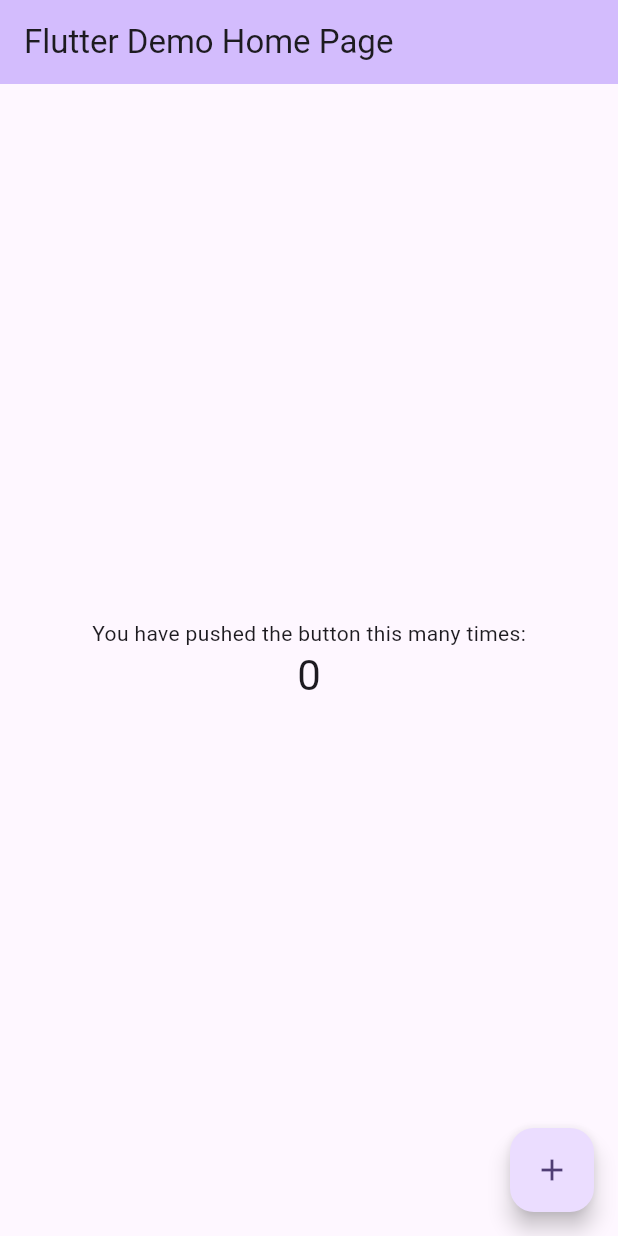
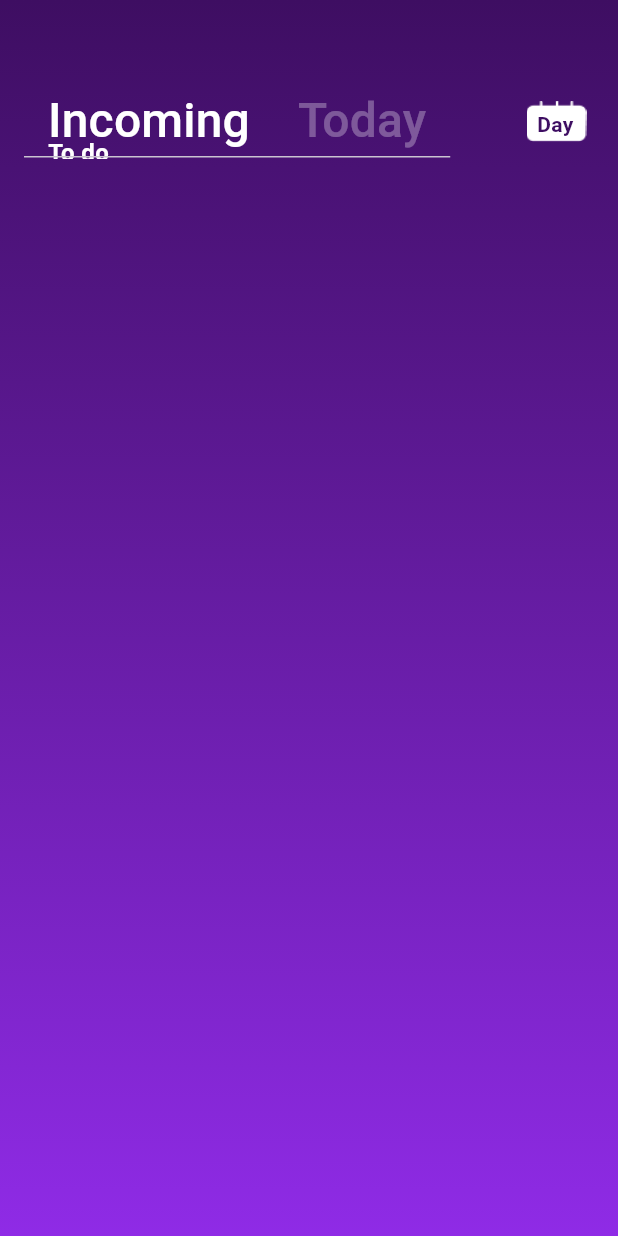
Before and after one commit to leragogogo/mindbreeze, a Flutter app: the screen it shows after launch, on a phone screen of 412 x 824 dp. Run offline on Flutter 3.47's test engine with Material 3 defaults, Android fonts, the light colour scheme and no system bars.

Commit message:
appbar was implemented

```diff
--- a/lib/main.dart
+++ b/lib/main.dart
@@ -1,4 +1,5 @@
 import 'package:flutter/material.dart';
+import 'package:mindbreeze/ui/screen/to_do_list.dart';
 
 void main() {
   runApp(const App());
@@ -8,60 +9,9 @@ class App extends StatelessWidget {
   const App({super.key});
   @override
   Widget build(BuildContext context) {
-    return MaterialApp(
-      title: 'Flutter Demo',
-      theme: ThemeData(
-        colorScheme: ColorScheme.fromSeed(seedColor: Colors.deepPurple),
-        useMaterial3: true,
-      ),
-      home: const MyHomePage(title: 'Flutter Demo Home Page'),
+    return const MaterialApp(
+      title: 'MINDBREEZE',
+      home: ToDoListScreen()
     );
   }
 }
-
-class MyHomePage extends StatefulWidget {
-  const MyHomePage({super.key, required this.title});
-  final String title;
-
-  @override
-  State<MyHomePage> createState() => _MyHomePageState();
-}
-
-class _MyHomePageState extends State<MyHomePage> {
-  int _counter = 0;
-
-  void _incrementCounter() {
-    setState(() {
-      _counter++;
-    });
-  }
-
-  @override
-  Widget build(BuildContext context) {
-    return Scaffold(
-      appBar: AppBar(
-        backgroundColor: Theme.of(context).colorScheme.inversePrimary,
-        title: Text(widget.title),
-      ),
-      body: Center(
-        child: Column(
-          mainAxisAlignment: MainAxisAlignment.center,
-          children: <Widget>[
-            const Text(
-              'You have pushed the button this many times:',
-            ),
-            Text(
-              '$_counter',
-              style: Theme.of(context).textTheme.headlineMedium,
-            ),
-          ],
-        ),
-      ),
-      floatingActionButton: FloatingActionButton(
-        onPressed: _incrementCounter,
-        tooltip: 'Increment',
-        child: const Icon(Icons.add),
-      ),
-    );
-  }
-}
--- /dev/null
+++ b/lib/ui/screen/res/app_assets.dart
@@ -0,0 +1,3 @@
+class AppAssets{
+  static const String calendarAsset = 'res/icons/calendar.png';
+}
--- /dev/null
+++ b/lib/ui/screen/res/app_colors.dart
@@ -0,0 +1,8 @@
+import 'dart:ui';
+
+class AppColors{
+  static const Color gradientStartColor = Color.fromRGBO(62, 14, 98, 1);
+  static const Color gradientEndColor =  Color.fromRGBO(143, 43, 230, 1);
+  static const Color textColor = Color.fromRGBO(255, 255, 255, 1);
+  static const Color unselectedTabColor = Color.fromRGBO(255, 255, 255, 0.3);
+}
--- /dev/null
+++ b/lib/ui/screen/res/app_strings.dart
@@ -0,0 +1,7 @@
+class AppStrings{
+  static const incomingTabText = 'Incoming';
+  static const todayTabText = 'Today';
+  static const toDoTitleText = 'To do';
+  static const calendarIconText = 'Day';
+  static const addFirstButtonText = 'Add your first\n To do';
+}
--- /dev/null
+++ b/lib/ui/screen/to_do_list.dart
@@ -0,0 +1,182 @@
+import 'package:flutter/material.dart';
+import 'package:mindbreeze/ui/screen/res/app_assets.dart';
+import 'package:mindbreeze/ui/screen/res/app_colors.dart';
+import 'package:mindbreeze/ui/screen/res/app_strings.dart';
+
+class ToDoListScreen extends StatefulWidget {
+  const ToDoListScreen({super.key});
+  @override
+  State<ToDoListScreen> createState() => _ToDoListScreenState();
+}
+
+class _ToDoListScreenState extends State<ToDoListScreen>
+    with TickerProviderStateMixin {
+  late TabController _tabController;
+
+  @override
+  void initState() {
+    super.initState();
+
+    _tabController = TabController(length: 2, vsync: this);
+  }
+
+  @override
+  void dispose() {
+    _tabController.dispose();
+    super.dispose();
+  }
+
+  @override
+  Widget build(BuildContext context) {
+    return Container(
+      decoration: const BoxDecoration(
+        gradient: LinearGradient(
+          begin: Alignment.topCenter,
+          end: Alignment.bottomCenter,
+          colors: <Color>[
+            AppColors.gradientStartColor,
+            AppColors.gradientEndColor,
+          ],
+        ),
+      ),
+      child: Scaffold(
+        backgroundColor: Colors.transparent,
+        appBar: AppBar(
+          backgroundColor: Colors.transparent,
+          elevation: 0,
+          flexibleSpace: _ToDoTitle(),
+          bottom: PreferredSize(
+            preferredSize: const Size.fromHeight(50),
+            child: Row(
+              mainAxisAlignment: MainAxisAlignment.spaceBetween,
+              children: [
+                _ToDoTabBar(tabController: _tabController),
+                _CalendarButton(),
+              ],
+            ),
+          ),
+        ),
+        body: TabBarView(
+          controller: _tabController,
+          children: const [
+            Scaffold(
+              backgroundColor: Colors.transparent,
+            ),
+            Scaffold(
+              backgroundColor: Colors.transparent,
+            ),
+          ],
+        ),
+      ),
+    );
+  }
+}
+
+class _ToDoTab extends StatelessWidget {
+  final String text;
+
+  const _ToDoTab({required this.text});
+
+  @override
+  Widget build(BuildContext context) {
+    return Text(
+      text,
+      textAlign: TextAlign.start,
+      style: const TextStyle(
+        fontSize: 32,
+      ),
+    );
+  }
+}
+
+class _ToDoTabBar extends StatelessWidget {
+  final TabController tabController;
+
+  const _ToDoTabBar({required this.tabController});
+
+  @override
+  Widget build(BuildContext context) {
+    return Padding(
+      padding: const EdgeInsets.only(left: 16),
+      child: PreferredSize(
+        preferredSize: Size(3 * (MediaQuery.of(context).size.width / 4), 50),
+        child: TabBar(
+          isScrollable: true,
+          splashBorderRadius: BorderRadius.circular(16),
+          tabAlignment: TabAlignment.start,
+          controller: tabController,
+          unselectedLabelColor: AppColors.unselectedTabColor,
+          labelColor: AppColors.textColor,
+          indicatorColor: Colors.transparent,
+          tabs: const [
+            _ToDoTab(text: AppStrings.incomingTabText),
+            _ToDoTab(text: AppStrings.todayTabText),
+          ],
+        ),
+      ),
+    );
+  }
+}
+
+class _ToDoTitle extends StatelessWidget {
+  @override
+  Widget build(BuildContext context) {
+    return const Padding(
+      padding: EdgeInsets.only(left: 32, top: 90),
+      child: Text(
+        AppStrings.toDoTitleText,
+        textAlign: TextAlign.start,
+        style: TextStyle(
+          fontSize: 16,
+          fontWeight: FontWeight.bold,
+          color: AppColors.textColor,
+        ),
+      ),
+    );
+  }
+}
+
+class _CalendarButton extends StatelessWidget {
+  @override
+  Widget build(BuildContext context) {
+    return Padding(
+      padding: const EdgeInsets.only(right: 16),
+      child: SizedBox(
+        width: 50,
+        height: 50,
+        child: Stack(children: [
+          const Positioned(
+            top: 5,
+            left: 5,
+            child: ImageIcon(
+              AssetImage(
+                AppAssets.calendarAsset,
+              ),
+              color: AppColors.textColor,
+              size: 40,
+            ),
+          ),
+          const Positioned(
+            top: 17,
+            left: 12,
+            child: Text(
+              AppStrings.calendarIconText,
+              style: TextStyle(
+                  fontWeight: FontWeight.bold,
+                  color: AppColors.gradientStartColor),
+            ),
+          ),
+          Positioned.fill(
+            child: Material(
+              type: MaterialType.transparency,
+              child: InkWell(
+                customBorder: const CircleBorder(),
+                onTap: () {},
+              ),
+            ),
+          ),
+        ]),
+      ),
+    );
+  }
+}
```
Also changed, not shown: pubspec.yaml (+6 -37 lines), res/icons/calendar.png (added).
